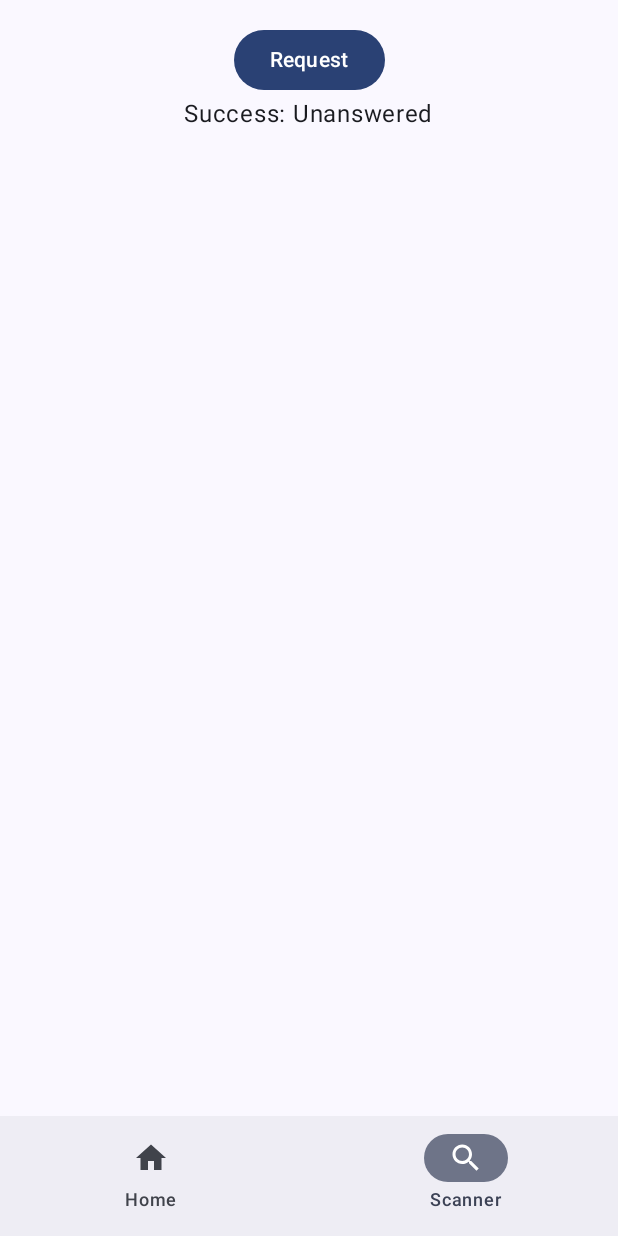
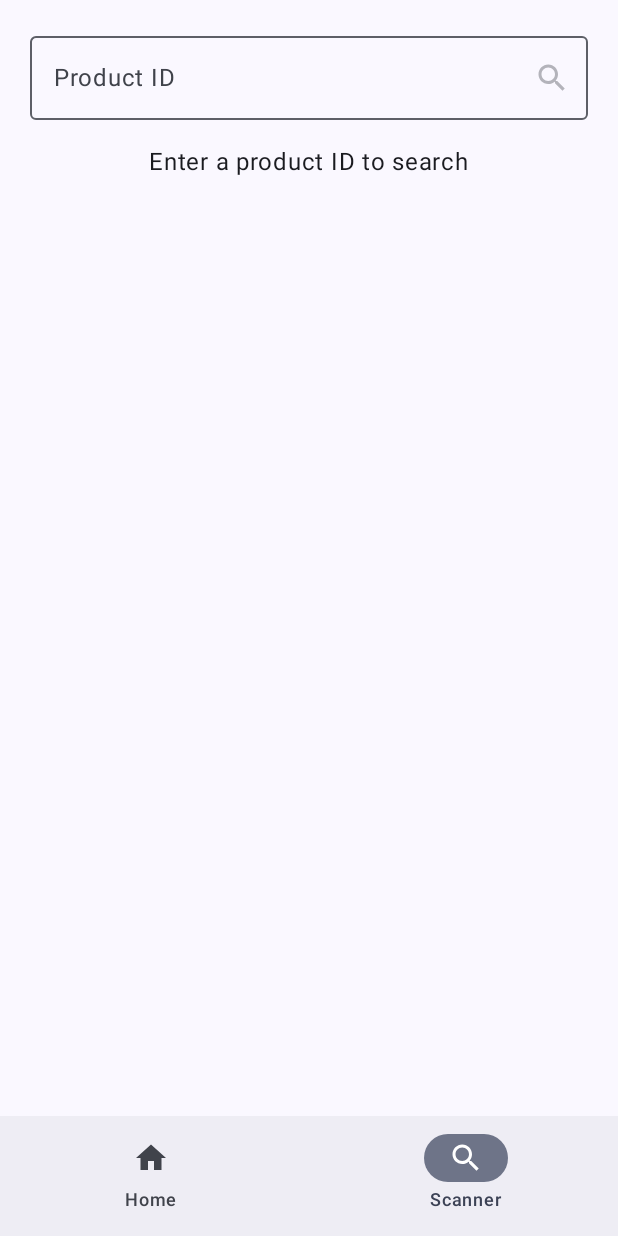
Before and after one commit to DayVil/smug, an Android app built with Jetpack Compose: the screen it shows after launch (MainActivity), item 2 of the bottom bar chosen, on a phone screen of 412 x 824 dp. Run offline under Robolectric (Android 15) with nearby library versions, the phone set to English and light mode, and no system bars.

Commit message:
card for nutri

```diff
--- a/smug_app/app/src/main/java/com/github/smugapp/off/OffService.kt
+++ b/smug_app/app/src/main/java/com/github/smugapp/off/OffService.kt
@@ -13,6 +13,7 @@ import io.ktor.http.appendPathSegments
 import io.ktor.http.contentType
 import io.ktor.serialization.kotlinx.json.json
 import kotlinx.serialization.json.Json
+import java.nio.channels.UnresolvedAddressException
 
 const val TAG = "OffService"
 
@@ -54,6 +55,10 @@ class OffService {
 
             return Result.success(offResponse.product)
         } catch (e: Exception) {
+            if (e is UnresolvedAddressException) {
+                return Result.failure(Exception("No internet connection"))
+            }
+
             return Result.failure(e)
         }
     }
--- a/smug_app/app/src/main/java/com/github/smugapp/ui/components/Card.kt
+++ b/smug_app/app/src/main/java/com/github/smugapp/ui/components/BLECard.kt
@@ -6,6 +6,7 @@ import androidx.compose.foundation.layout.Column
 import androidx.compose.foundation.layout.fillMaxWidth
 import androidx.compose.foundation.layout.padding
 import androidx.compose.material3.Card
+import androidx.compose.material3.CardDefaults
 import androidx.compose.material3.MaterialTheme
 import androidx.compose.material3.Text
 import androidx.compose.runtime.Composable
@@ -25,6 +26,7 @@ fun DeviceCard(
         modifier = Modifier
             .fillMaxWidth()
             .padding(vertical = 4.dp),
+        elevation = CardDefaults.cardElevation(defaultElevation = 3.dp),
         onClick = { click?.invoke() }
     ) {
         Column(
--- a/smug_app/app/src/main/java/com/github/smugapp/ui/screens/BarCodeScannerRoute.kt
+++ b/smug_app/app/src/main/java/com/github/smugapp/ui/screens/BarCodeScannerRoute.kt
@@ -4,8 +4,15 @@ import android.util.Log
 import androidx.compose.foundation.layout.Box
 import androidx.compose.foundation.layout.Column
 import androidx.compose.foundation.layout.fillMaxSize
+import androidx.compose.foundation.layout.fillMaxWidth
 import androidx.compose.foundation.layout.padding
-import androidx.compose.material3.Button
+import androidx.compose.foundation.text.KeyboardActions
+import androidx.compose.foundation.text.KeyboardOptions
+import androidx.compose.material.icons.Icons
+import androidx.compose.material.icons.filled.Search
+import androidx.compose.material3.Icon
+import androidx.compose.material3.IconButton
+import androidx.compose.material3.OutlinedTextField
 import androidx.compose.material3.Text
 import androidx.compose.runtime.Composable
 import androidx.compose.runtime.DisposableEffect
@@ -16,8 +23,13 @@ import androidx.compose.runtime.rememberCoroutineScope
 import androidx.compose.runtime.setValue
 import androidx.compose.ui.Alignment
 import androidx.compose.ui.Modifier
+import androidx.compose.ui.platform.LocalSoftwareKeyboardController
+import androidx.compose.ui.text.input.ImeAction
+import androidx.compose.ui.text.input.KeyboardType
 import androidx.compose.ui.unit.dp
+import com.github.smugapp.off.DrinkProduct
 import com.github.smugapp.off.OffService
+import com.github.smugapp.ui.components.OffCard
 import kotlinx.coroutines.launch
 import kotlinx.serialization.Serializable
 
@@ -26,22 +38,46 @@ private const val TAG = "BarCodeScanner"
 @Serializable
 object BarCodeScannerRoute
 
-sealed interface UiState<out T> {
-    data object Loading : UiState<Nothing>
-    data class Success<T>(val data: T) : UiState<T>
-    data class Error(val exception: Throwable) : UiState<Nothing>
+sealed interface UiState {
+    data object Init : UiState
+    data object Loading : UiState
+    data class Success(val data: DrinkProduct) : UiState
+    data class Error(val exception: Throwable) : UiState
 }
 
 @Composable
 fun BarCodeScannerContent() {
-    var uiState by remember { mutableStateOf<UiState<Any>>(UiState.Success("Unanswered")) }
+    var uiState by remember { mutableStateOf<UiState>(UiState.Init) }
+    var productId by remember { mutableStateOf("") }
     val scope = rememberCoroutineScope()
     val client = remember { OffService() }
+    val keyboardController = LocalSoftwareKeyboardController.current
 
     DisposableEffect(Unit) {
         onDispose {
             client.close()
             Log.d(TAG, "Client closed")
+        }
+    }
+
+    val searchAction = {
+        if (productId.isNotBlank()) {
+            Log.d(TAG, "Running request for ID: $productId")
+            uiState = UiState.Loading
+            scope.launch {
+                val product = client.fetchProduct(productId)
+                uiState = product.fold(
+                    onSuccess = {
+                        Log.d(TAG, "Success: $it")
+                        UiState.Success(it)
+                    },
+                    onFailure = {
+                        Log.d(TAG, "Failure: $it")
+                        UiState.Error(it)
+                    }
+                )
+            }
+            keyboardController?.hide()
         }
     }
 
@@ -51,47 +87,62 @@ fun BarCodeScannerContent() {
     ) {
         Column(
             horizontalAlignment = Alignment.CenterHorizontally,
-            modifier = Modifier.padding(start = 20.dp, top = 16.dp, end = 20.dp)
+            modifier = Modifier
+                .padding(start = 20.dp, top = 16.dp, end = 20.dp)
+                .fillMaxWidth()
         ) {
-            Button(
-                onClick = {
-                    Log.d(TAG, "Running request")
-                    scope.launch {
-                        val product = client.fetchProduct("54491472")
-                        uiState = product.fold(
-                            onSuccess = {
-                                Log.d(TAG, "Success: $it")
-                                UiState.Success(it)
-                            },
-                            onFailure = {
-                                Log.d(TAG, "Failure: $it")
-                                UiState.Error(it)
-                            }
+            OutlinedTextField(
+                value = productId,
+                onValueChange = { productId = it },
+                label = { Text("Product ID") },
+                singleLine = true,
+                keyboardOptions = KeyboardOptions.Default.copy(
+                    keyboardType = KeyboardType.Number,
+                    imeAction = ImeAction.Search
+                ),
+                keyboardActions = KeyboardActions(
+                    onSearch = {
+                        searchAction()
+                    }
+                ),
+                trailingIcon = {
+                    IconButton(
+                        onClick = { searchAction() },
+                        enabled = productId.isNotBlank() && uiState !is UiState.Loading
+                    ) {
+                        Icon(
+                            imageVector = Icons.Filled.Search,
+                            contentDescription = "Search"
                         )
                     }
                 },
+                modifier = Modifier.fillMaxWidth(),
                 enabled = uiState !is UiState.Loading
-            ) {
-                if (uiState is UiState.Loading) {
-                    Text(text = "Loading...")
-                } else {
-                    Text(text = "Request")
-                }
-            }
+            )
+
 
             when (val state = uiState) {
                 is UiState.Loading -> {
-                    Text(text = "Loading...")
+                    Text(text = "Loading...", modifier = Modifier.padding(top = 16.dp))
                 }
 
                 is UiState.Success -> {
-                    Text(text = "Success: ${state.data}")
-                    Log.d(TAG, "Success: ${state.data}")
+                    OffCard(state.data)
                 }
 
                 is UiState.Error -> {
-                    Text(text = "Error: ${state.exception}")
+                    Text(
+                        text = "Error: ${state.exception}",
+                        modifier = Modifier.padding(top = 16.dp)
+                    )
                     Log.d(TAG, "Error: ${state.exception}")
+                }
+
+                UiState.Init -> {
+                    Text(
+                        text = "Enter a product ID to search",
+                        modifier = Modifier.padding(top = 16.dp)
+                    )
                 }
             }
         }
```
Also changed, not shown: smug_app/app/src/main/java/com/github/smugapp/ui/components/OffCard.kt (added, +48 -0 lines).
